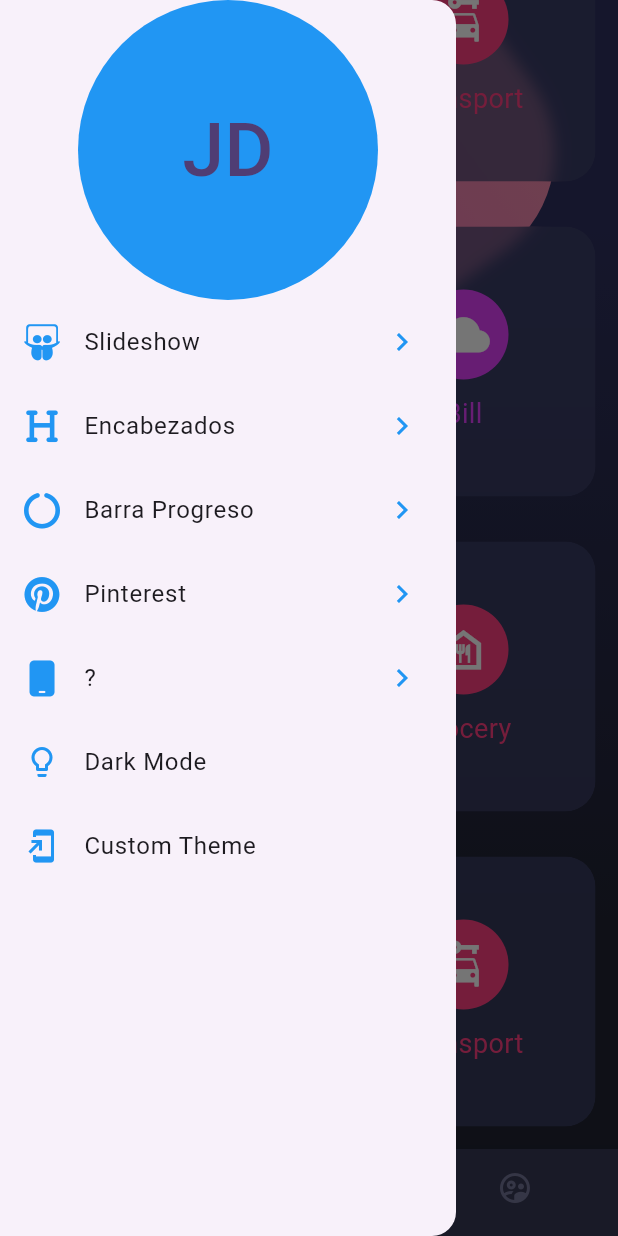
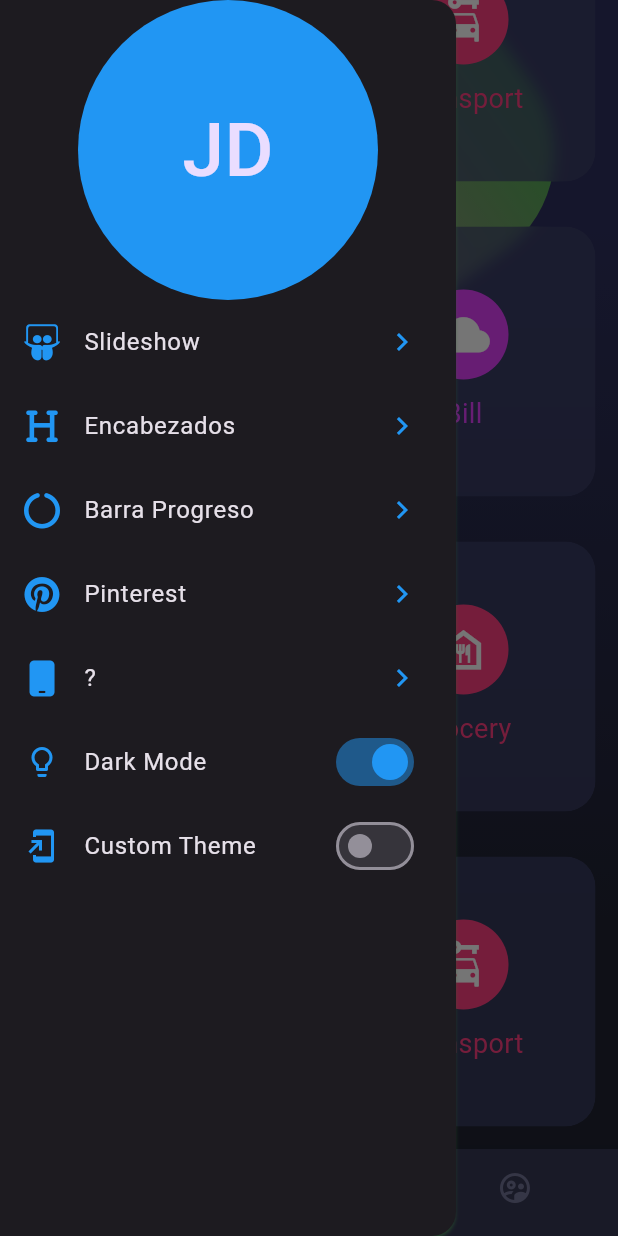
Before and after one commit to JD-ESPITIA/fl-designs, a Flutter app: the screen it shows after launch, scrolled down 136 dp, after a tap on the "menu" icon, on a phone screen of 412 x 824 dp. Run offline on Flutter 3.47's test engine with Material 3 defaults, Android fonts, the phone set to English and light mode, and no system bars; our stand-ins replace font_awesome_flutter, go_router.

Commit message:
add theme provider configs and use hintcolor across the app from theme provider

```diff
--- a/lib/config/theme/app_theme.dart
+++ b/lib/config/theme/app_theme.dart
@@ -1,13 +1,82 @@
 import 'package:flutter/material.dart';
 
-class AppTheme {
-  get seedColor => Colors.deepPurple;
+class AppTheme with ChangeNotifier {
+  bool _darkTheme = false;
+  bool _customTheme = false;
+  ThemeData _currentTheme = ThemeData.dark();
 
-  ThemeData getTheme(){
-    return ThemeData(
-      useMaterial3: true,
-      colorSchemeSeed: seedColor,
-      listTileTheme: const ListTileThemeData(iconColor: Colors.deepPurple)
-    );
+  AppTheme(int theme){
+    switch (theme) {
+      case 1: //light
+        _darkTheme = false;
+        _customTheme = false;
+        _currentTheme = ThemeData.light().copyWith(
+          hintColor: Colors.blueAccent
+        );
+        break;
+      case 2: //dark
+        _darkTheme = true;
+        _customTheme = false;
+        _currentTheme = ThemeData.dark().copyWith(
+          hintColor: Colors.green
+        );
+        break;
+      case 3: //custom
+        _darkTheme = false;
+        _customTheme = true;
+        _currentTheme = ThemeData.light().copyWith(
+          hintColor: Colors.pink
+        );
+        break;
+      default:
+        _customTheme = false;
+        _currentTheme = ThemeData.light();
+         break;
+    }
   }
+
+
+
+  bool get darkTheme => _darkTheme;
+  bool get customTheme => _customTheme;
+  ThemeData get currentTheme  => _currentTheme;
+
+
+  set darkTheme(bool value) {
+    _customTheme = false;
+    _darkTheme = value;
+    print('valueeeeeeeeeee');
+    print(value);
+
+    if(value){
+      _currentTheme = ThemeData.dark().copyWith(
+          hintColor: Colors.green
+        );;
+    } else {
+      _currentTheme = ThemeData.light().copyWith(
+          hintColor: Colors.blueAccent
+        );
+    }
+
+    notifyListeners();
+  }
+
+
+  set customTheme(bool value){
+    _customTheme = value;
+    _darkTheme = false;
+
+    if(value){
+      _currentTheme = ThemeData.dark().copyWith(
+        hintColor: Colors.pink
+      );
+    } else {
+      _currentTheme = ThemeData.light().copyWith(
+          hintColor: Colors.blueAccent
+        );
+    }
+
+    notifyListeners();
+  }
+
 }
--- a/lib/main.dart
+++ b/lib/main.dart
@@ -4,18 +4,24 @@ import 'package:flutter_app_design/config/router/app_router.dart';
 import 'package:flutter_app_design/config/theme/app_theme.dart';
 import 'package:provider/provider.dart';
 
-void main() => runApp(MyApp());
+void main() => runApp(
+  ChangeNotifierProvider(create: (_) => AppTheme(2),
+  child: MyApp(), )
+  );
 
 class MyApp extends StatelessWidget {
   @override
   Widget build(BuildContext context) {
 
     SystemChrome.setSystemUIOverlayStyle( SystemUiOverlayStyle.light );
+    final appCurrentTheme = Provider.of<AppTheme>(context).currentTheme;
+
 
     return MaterialApp.router(
       debugShowCheckedModeBanner: false,
       title: 'Material App',
-      theme: AppTheme().getTheme(),
+      theme: appCurrentTheme,
+      // theme: AppTheme().getTheme(),
       routerConfig: appRouter,
       // initialRoute: 'home_screen',
       // routes: {
--- a/lib/screens/home_screen.dart
+++ b/lib/screens/home_screen.dart
@@ -1,5 +1,6 @@
 import 'package:flutter/material.dart';
 import 'package:flutter_app_design/config/router/app_router.dart';
+import 'package:flutter_app_design/config/theme/app_theme.dart';
 
 import 'package:flutter_app_design/widgets/background.dart';
 import 'package:flutter_app_design/widgets/card_table.dart';
@@ -14,6 +15,10 @@ class HomeScreen extends StatelessWidget {
 
   @override
   Widget build(BuildContext context) {
+    var appTheme = Provider.of<AppTheme>(context).currentTheme;
+
+    // print('Orientation $orien');
+
     return Scaffold(
       key: _scaffoldKey,
       drawer: _MenuPrincipal(),
@@ -31,6 +36,7 @@ class HomeScreen extends StatelessWidget {
           return FloatingActionButton(
             heroTag: '1',
             child: const Icon(Icons.menu),
+            backgroundColor: appTheme.hintColor,
             onPressed: () {
               Scaffold.of(context)
                   .openDrawer(); // Utiliza el contexto proporcionado por Builder
@@ -46,12 +52,13 @@ class HomeScreen extends StatelessWidget {
 class _MenuPrincipal extends StatelessWidget {
   @override
   Widget build(BuildContext context) {
-    // final appTheme = Provider.of<ThemeChanger>(context);
+    final appTheme = Provider.of<AppTheme>(context);
     // final accentColor = appTheme.currentTheme.accentColor;
-    return const Drawer(
+    return Drawer(
+      shadowColor: appTheme.currentTheme.hintColor,
       child: CustomScrollView(
         slivers: [
-          SliverToBoxAdapter(
+          const SliverToBoxAdapter(
             child: SafeArea(
               child: SizedBox(
                 width: double.infinity,
@@ -66,11 +73,15 @@ class _MenuPrincipal extends StatelessWidget {
               ),
             ),
           ),
-          _ListaOpciones(),
+          const _ListaOpciones(),
           SliverToBoxAdapter(
             child: ListTile(
-              leading: Icon(Icons.lightbulb_outline, color: Colors.blue),
-              title: Text('Dark Mode'),
+              leading: const Icon(Icons.lightbulb_outline, color: Colors.blue),
+              title: const Text('Dark Mode'),
+              trailing: Switch.adaptive(
+                  value: appTheme.darkTheme,
+                  activeColor: Colors.blue,
+                  onChanged: (newValue) => appTheme.darkTheme = newValue),
             ),
           ),
           SliverToBoxAdapter(
@@ -80,8 +91,13 @@ class _MenuPrincipal extends StatelessWidget {
               left: false,
               right: false,
               child: ListTile(
-                leading: Icon(Icons.add_to_home_screen, color: Colors.blue),
-                title: Text('Custom Theme'),
+                leading:
+                    const Icon(Icons.add_to_home_screen, color: Colors.blue),
+                title: const Text('Custom Theme'),
+                trailing: Switch.adaptive(
+                    value: appTheme.customTheme,
+                    activeColor: Colors.blue,
+                    onChanged: (newValue) => appTheme.customTheme = newValue),
               ),
             ),
           ),
@@ -90,7 +106,6 @@ class _MenuPrincipal extends StatelessWidget {
     );
   }
 }
-
 
 class _ListaOpciones extends StatelessWidget {
   const _ListaOpciones();
@@ -103,8 +118,9 @@ class _ListaOpciones extends StatelessWidget {
           leading: Icon(pageRoutes[i].icon, color: Colors.blue),
           title: Text(pageRoutes[i].titulo),
           trailing: const Icon(Icons.chevron_right, color: Colors.blue),
-                onTap:  () {
-                  Navigator.push(context,MaterialPageRoute(builder: (context)=>pageRoutes[i].page));
+          onTap: () {
+            Navigator.push(context,
+                MaterialPageRoute(builder: (context) => pageRoutes[i].page));
           },
         ),
         childCount: pageRoutes.length,
--- a/lib/widgets/background.dart
+++ b/lib/widgets/background.dart
@@ -1,8 +1,12 @@
 import 'dart:math';
 
 import 'package:flutter/material.dart';
+import 'package:flutter_app_design/config/theme/app_theme.dart';
+import 'package:provider/provider.dart';
 
 class Background extends StatelessWidget {
+
+
 
   final boxDecoration = BoxDecoration(
       gradient: LinearGradient(
@@ -38,6 +42,8 @@ class Background extends StatelessWidget {
 class _PinkBox extends StatelessWidget {
   @override
   Widget build(BuildContext context) {
+
+    var appTheme = Provider.of<AppTheme>(context).currentTheme;
     return Transform.rotate(
       angle: -pi / 5,
       child: Container(
@@ -47,8 +53,9 @@ class _PinkBox extends StatelessWidget {
           borderRadius: BorderRadius.circular(80),
           gradient: LinearGradient(
             colors: [
-              Color.fromRGBO(236, 98, 188, 1),
-              Color.fromRGBO(241, 142, 172, 1),
+              const Color.fromRGBO(236, 98, 188, 1),
+              // Color.fromRGBO(241, 142, 172, 1),
+              appTheme.hintColor
             ]
           )
         ),
```
Also changed, not shown: lib/screens/basic_design.dart (+6 -3 lines). Lines whose indentation alone changed are shown as unchanged.
